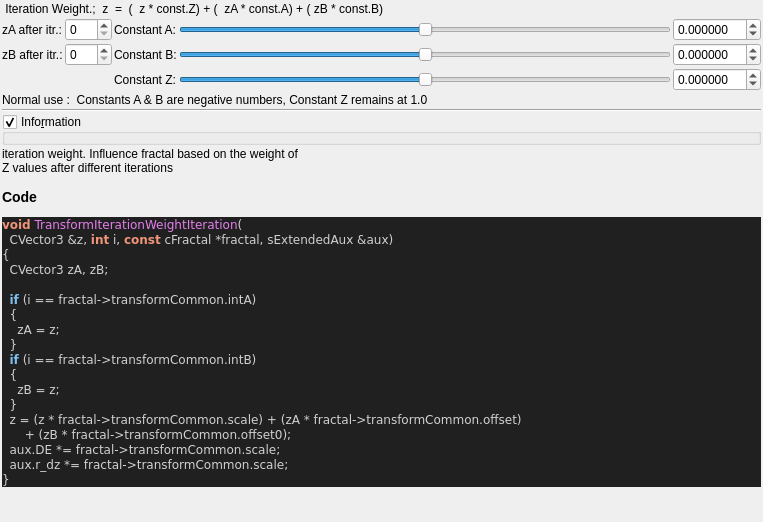
Above: mandelbulber2/qt_data/fractal_transf_iteration_weight.ui from buddhi1980/mandelbulber2 before the change. Below: the same form after it.
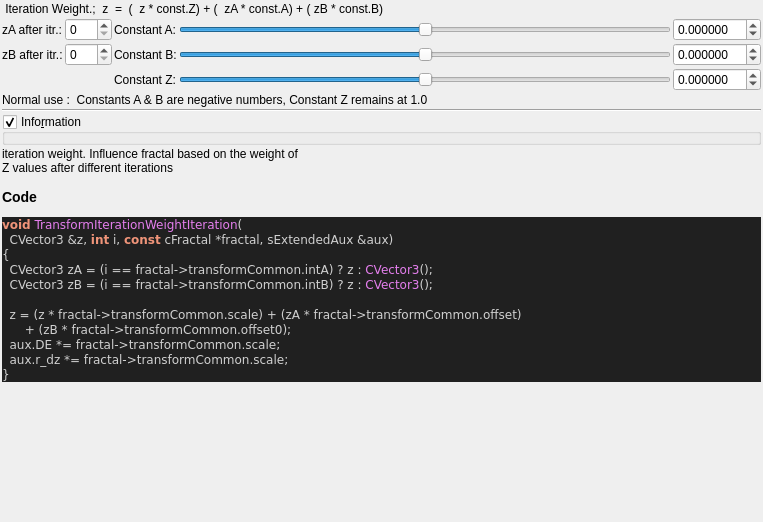
That is the form after the change. Custom widgets are drawn as their Qt base class.

```diff
--- a/mandelbulber2/qt_data/fractal_transf_iteration_weight.ui
+++ b/mandelbulber2/qt_data/fractal_transf_iteration_weight.ui
@@ -314,16 +314,9 @@
 &lt;pre style=&quot;color:#d0d0d0; background-color:#202020;  font-family:'Courier New',monospace;&quot;&gt;&lt;span style=&quot;color:#f09479; font-weight:bold&quot;&gt;void&lt;/span&gt; &lt;span style=&quot;color:#e47eed&quot;&gt;TransformIterationWeightIteration&lt;/span&gt;&lt;span style=&quot;color:#d0d0d0&quot;&gt;(&lt;/span&gt;
   CVector3 &lt;span style=&quot;color:#d0d0d0&quot;&gt;&amp;amp;&lt;/span&gt;z&lt;span style=&quot;color:#d0d0d0&quot;&gt;,&lt;/span&gt; &lt;span style=&quot;color:#f09479; font-weight:bold&quot;&gt;int&lt;/span&gt; i&lt;span style=&quot;color:#d0d0d0&quot;&gt;,&lt;/span&gt; &lt;span style=&quot;color:#f09479; font-weight:bold&quot;&gt;const&lt;/span&gt; cFractal &lt;span style=&quot;color:#d0d0d0&quot;&gt;*&lt;/span&gt;fractal&lt;span style=&quot;color:#d0d0d0&quot;&gt;,&lt;/span&gt; sExtendedAux &lt;span style=&quot;color:#d0d0d0&quot;&gt;&amp;amp;&lt;/span&gt;aux&lt;span style=&quot;color:#d0d0d0&quot;&gt;)&lt;/span&gt;
 &lt;span style=&quot;color:#d0d0d0&quot;&gt;{&lt;/span&gt;
-  CVector3 zA&lt;span style=&quot;color:#d0d0d0&quot;&gt;,&lt;/span&gt; zB&lt;span style=&quot;color:#d0d0d0&quot;&gt;;&lt;/span&gt;
+  CVector3 zA &lt;span style=&quot;color:#d0d0d0&quot;&gt;= (&lt;/span&gt;i &lt;span style=&quot;color:#d0d0d0&quot;&gt;==&lt;/span&gt; fractal&lt;span style=&quot;color:#d0d0d0&quot;&gt;-&amp;gt;&lt;/span&gt;transformCommon&lt;span style=&quot;color:#d0d0d0&quot;&gt;.&lt;/span&gt;intA&lt;span style=&quot;color:#d0d0d0&quot;&gt;)&lt;/span&gt; ? z &lt;span style=&quot;color:#d0d0d0&quot;&gt;:&lt;/span&gt; &lt;span style=&quot;color:#e47eed&quot;&gt;CVector3&lt;/span&gt;&lt;span style=&quot;color:#d0d0d0&quot;&gt;();&lt;/span&gt;
+  CVector3 zB &lt;span style=&quot;color:#d0d0d0&quot;&gt;= (&lt;/span&gt;i &lt;span style=&quot;color:#d0d0d0&quot;&gt;==&lt;/span&gt; fractal&lt;span style=&quot;color:#d0d0d0&quot;&gt;-&amp;gt;&lt;/span&gt;transformCommon&lt;span style=&quot;color:#d0d0d0&quot;&gt;.&lt;/span&gt;intB&lt;span style=&quot;color:#d0d0d0&quot;&gt;)&lt;/span&gt; ? z &lt;span style=&quot;color:#d0d0d0&quot;&gt;:&lt;/span&gt; &lt;span style=&quot;color:#e47eed&quot;&gt;CVector3&lt;/span&gt;&lt;span style=&quot;color:#d0d0d0&quot;&gt;();&lt;/span&gt;
 
-  &lt;span style=&quot;color:#7ec0ee; font-weight:bold&quot;&gt;if&lt;/span&gt; &lt;span style=&quot;color:#d0d0d0&quot;&gt;(&lt;/span&gt;i &lt;span style=&quot;color:#d0d0d0&quot;&gt;==&lt;/span&gt; fractal&lt;span style=&quot;color:#d0d0d0&quot;&gt;-&amp;gt;&lt;/span&gt;transformCommon&lt;span style=&quot;color:#d0d0d0&quot;&gt;.&lt;/span&gt;intA&lt;span style=&quot;color:#d0d0d0&quot;&gt;)&lt;/span&gt;
-  &lt;span style=&quot;color:#d0d0d0&quot;&gt;{&lt;/span&gt;
-    zA &lt;span style=&quot;color:#d0d0d0&quot;&gt;=&lt;/span&gt; z&lt;span style=&quot;color:#d0d0d0&quot;&gt;;&lt;/span&gt;
-  &lt;span style=&quot;color:#d0d0d0&quot;&gt;}&lt;/span&gt;
-  &lt;span style=&quot;color:#7ec0ee; font-weight:bold&quot;&gt;if&lt;/span&gt; &lt;span style=&quot;color:#d0d0d0&quot;&gt;(&lt;/span&gt;i &lt;span style=&quot;color:#d0d0d0&quot;&gt;==&lt;/span&gt; fractal&lt;span style=&quot;color:#d0d0d0&quot;&gt;-&amp;gt;&lt;/span&gt;transformCommon&lt;span style=&quot;color:#d0d0d0&quot;&gt;.&lt;/span&gt;intB&lt;span style=&quot;color:#d0d0d0&quot;&gt;)&lt;/span&gt;
-  &lt;span style=&quot;color:#d0d0d0&quot;&gt;{&lt;/span&gt;
-    zB &lt;span style=&quot;color:#d0d0d0&quot;&gt;=&lt;/span&gt; z&lt;span style=&quot;color:#d0d0d0&quot;&gt;;&lt;/span&gt;
-  &lt;span style=&quot;color:#d0d0d0&quot;&gt;}&lt;/span&gt;
   z &lt;span style=&quot;color:#d0d0d0&quot;&gt;= (&lt;/span&gt;z &lt;span style=&quot;color:#d0d0d0&quot;&gt;*&lt;/span&gt; fractal&lt;span style=&quot;color:#d0d0d0&quot;&gt;-&amp;gt;&lt;/span&gt;transformCommon&lt;span style=&quot;color:#d0d0d0&quot;&gt;.&lt;/span&gt;scale&lt;span style=&quot;color:#d0d0d0&quot;&gt;) + (&lt;/span&gt;zA &lt;span style=&quot;color:#d0d0d0&quot;&gt;*&lt;/span&gt; fractal&lt;span style=&quot;color:#d0d0d0&quot;&gt;-&amp;gt;&lt;/span&gt;transformCommon&lt;span style=&quot;color:#d0d0d0&quot;&gt;.&lt;/span&gt;offset&lt;span style=&quot;color:#d0d0d0&quot;&gt;)&lt;/span&gt;
       &lt;span style=&quot;color:#d0d0d0&quot;&gt;+ (&lt;/span&gt;zB &lt;span style=&quot;color:#d0d0d0&quot;&gt;*&lt;/span&gt; fractal&lt;span style=&quot;color:#d0d0d0&quot;&gt;-&amp;gt;&lt;/span&gt;transformCommon&lt;span style=&quot;color:#d0d0d0&quot;&gt;.&lt;/span&gt;offset0&lt;span style=&quot;color:#d0d0d0&quot;&gt;);&lt;/span&gt;
   aux&lt;span style=&quot;color:#d0d0d0&quot;&gt;.&lt;/span&gt;DE &lt;span style=&quot;color:#d0d0d0&quot;&gt;*=&lt;/span&gt; fractal&lt;span style=&quot;color:#d0d0d0&quot;&gt;-&amp;gt;&lt;/span&gt;transformCommon&lt;span style=&quot;color:#d0d0d0&quot;&gt;.&lt;/span&gt;scale&lt;span style=&quot;color:#d0d0d0&quot;&gt;;&lt;/span&gt;
```
